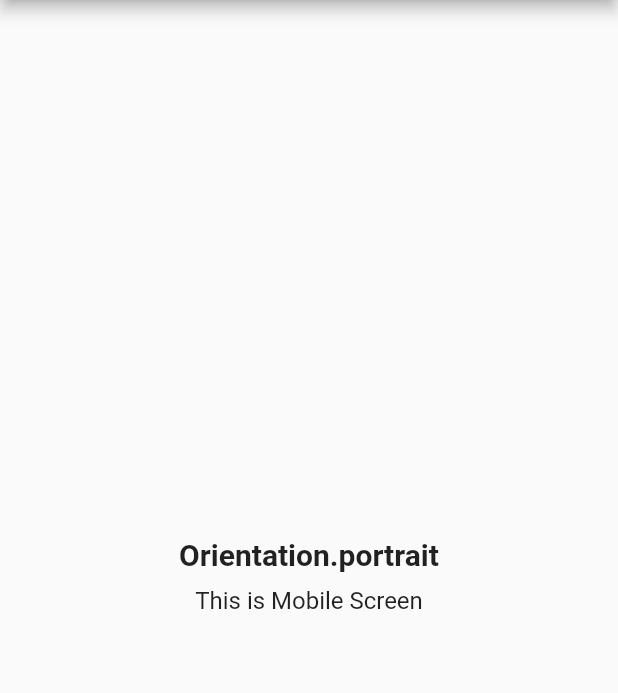
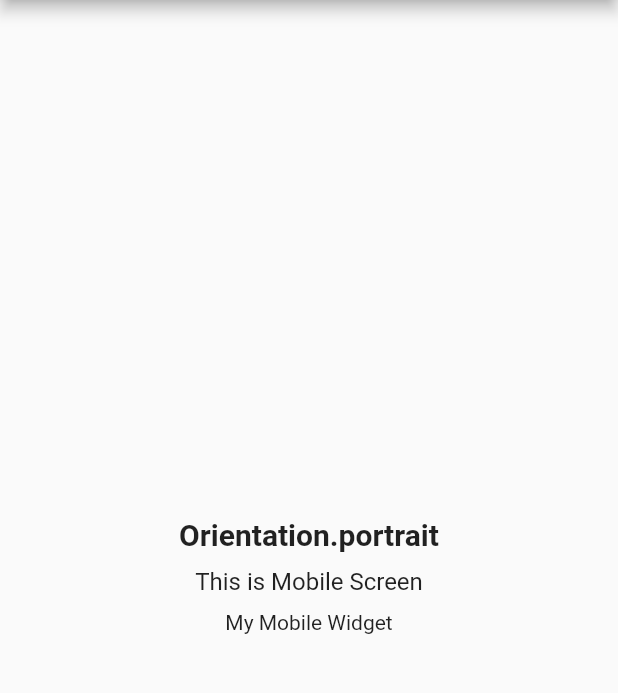
Before and after one commit to SowatKheang/responsive_framework, a Flutter app: the screen it shows after launch, on a phone screen of 412 x 824 dp, the part 84-777 px from its top. Run offline on Flutter 3.47's test engine with Material 2 defaults, Android fonts, the phone set to English and light mode, and no system bars.

Commit message:
add more example

```diff
--- a/responsive_framework/example/lib/main.dart
+++ b/responsive_framework/example/lib/main.dart
@@ -17,6 +17,9 @@ class MyApp extends StatefulWidget {
 }
 
 class _MyAppState extends State<MyApp> {
+
+  final String _appTitle = 'Responsive Framework Demo';
+
   @override
   Widget build(BuildContext context) {
     return ResponsiveUIWidget(
@@ -34,21 +37,37 @@ class _MyAppState extends State<MyApp> {
         }
 
         return MaterialApp(
-          title: 'Responsive Framework Demo',
+          title: _appTitle,
           theme: ThemeData(
             primarySwatch: Colors.blue,
           ),
           home: Scaffold(
             appBar: AppBar(
-              title: Text('Responsive Framework Demo', style: TextStyle(fontSize: FontSizeHelper.H3)),
+              title: Text(_appTitle, style: TextStyle(fontSize: FontSizeHelper.H3)),
             ),
             body: Center(
               child: Column(
                 mainAxisAlignment: MainAxisAlignment.center,
                 children: <Widget>[
+
+                  // Default Title Text Widget provide by responsive framework package
                   ResponsiveUIHelper.buildTitleTextWidget(title: '${DeviceHelper.getInstance().orientation}'),
-                  const SizedBox(height: 10),
+
+                  // Call px by num.px
+                  SizedBox(height: 10.px),
+
+                  // Default Text Widget provide by responsive framework package
                   ResponsiveUIHelper.buildNormalTextWidget(text: screenTypeText),
+
+                  // Call px by LayoutSizeHelper.px(num)
+                  SizedBox(height: LayoutSizeHelper.px(10)),
+
+                  // Platform Widget provide by responsive framework package
+                  ResponsiveUIHelper.buildPlatformWidget(
+                    tabletWidget: Text('My Tablet Widget', style: TextStyle(fontSize: FontSizeHelper.NORMAL_TEXT_SMALL)),
+                    mobileWidget: Text('My Mobile Widget', style: TextStyle(fontSize: FontSizeHelper.NORMAL_TEXT_SMALL)),
+                  ),
+
                 ],
               ),
             ),
```
